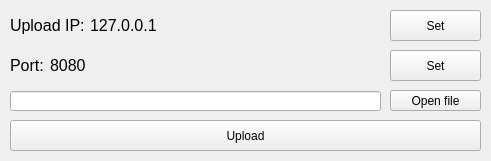
Above: FUP-GUI/fupClient.ui from Openerz/FUP-Project before the change. Below: the same form after it.
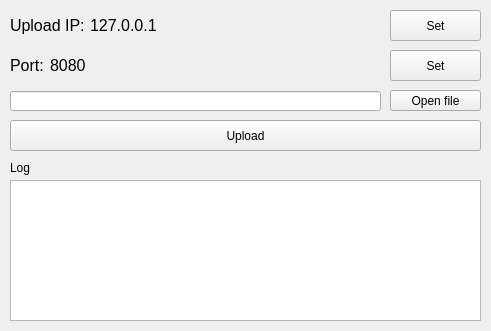
That is the form after the change.

Patch:
```diff
--- a/FUP-GUI/fupClient.ui
+++ b/FUP-GUI/fupClient.ui
@@ -7,7 +7,7 @@
     <x>0</x>
     <y>0</y>
     <width>491</width>
-    <height>161</height>
+    <height>331</height>
    </rect>
   </property>
   <property name="windowTitle">
@@ -147,6 +147,41 @@
       <height>20</height>
      </rect>
     </property>
+    <property name="readOnly">
+     <bool>true</bool>
+    </property>
+   </widget>
+   <widget class="QLabel" name="label">
+    <property name="geometry">
+     <rect>
+      <x>10</x>
+      <y>160</y>
+      <width>51</width>
+      <height>16</height>
+     </rect>
+    </property>
+    <property name="text">
+     <string>Log</string>
+    </property>
+    <property name="alignment">
+     <set>Qt::AlignLeading|Qt::AlignLeft|Qt::AlignVCenter</set>
+    </property>
+   </widget>
+   <widget class="QTextEdit" name="textLog">
+    <property name="enabled">
+     <bool>true</bool>
+    </property>
+    <property name="geometry">
+     <rect>
+      <x>10</x>
+      <y>180</y>
+      <width>471</width>
+      <height>141</height>
+     </rect>
+    </property>
+    <property name="readOnly">
+     <bool>true</bool>
+    </property>
    </widget>
   </widget>
  </widget>
```
Left out of the diff: 21 changed lines with no effect on the pictures.
